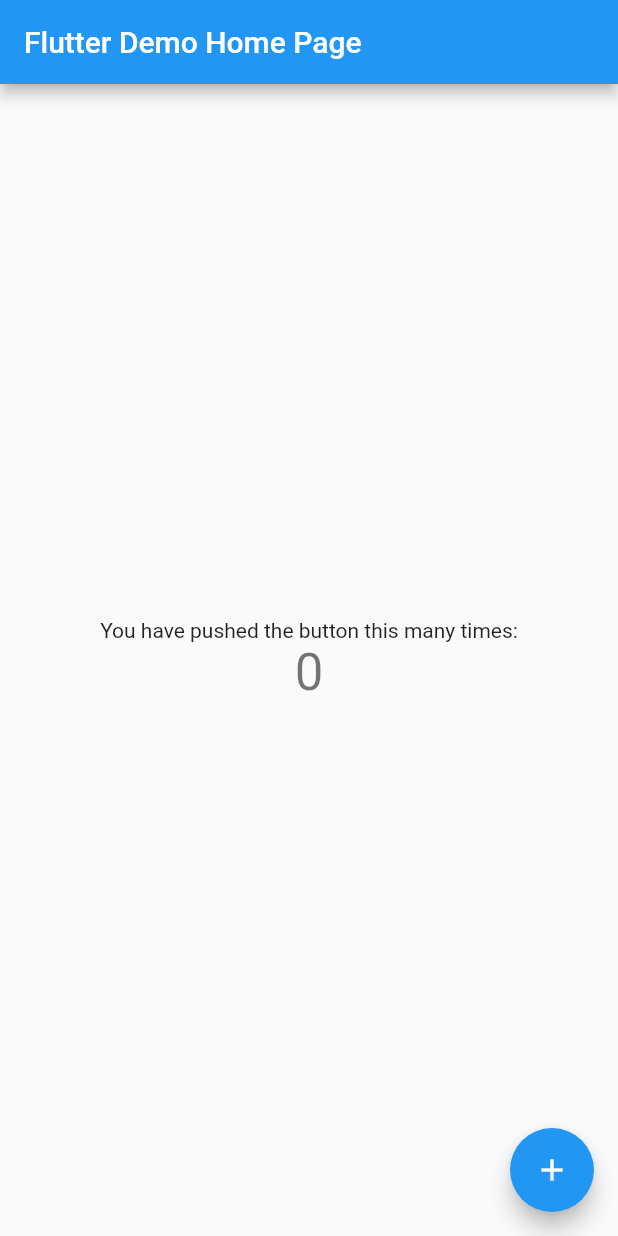
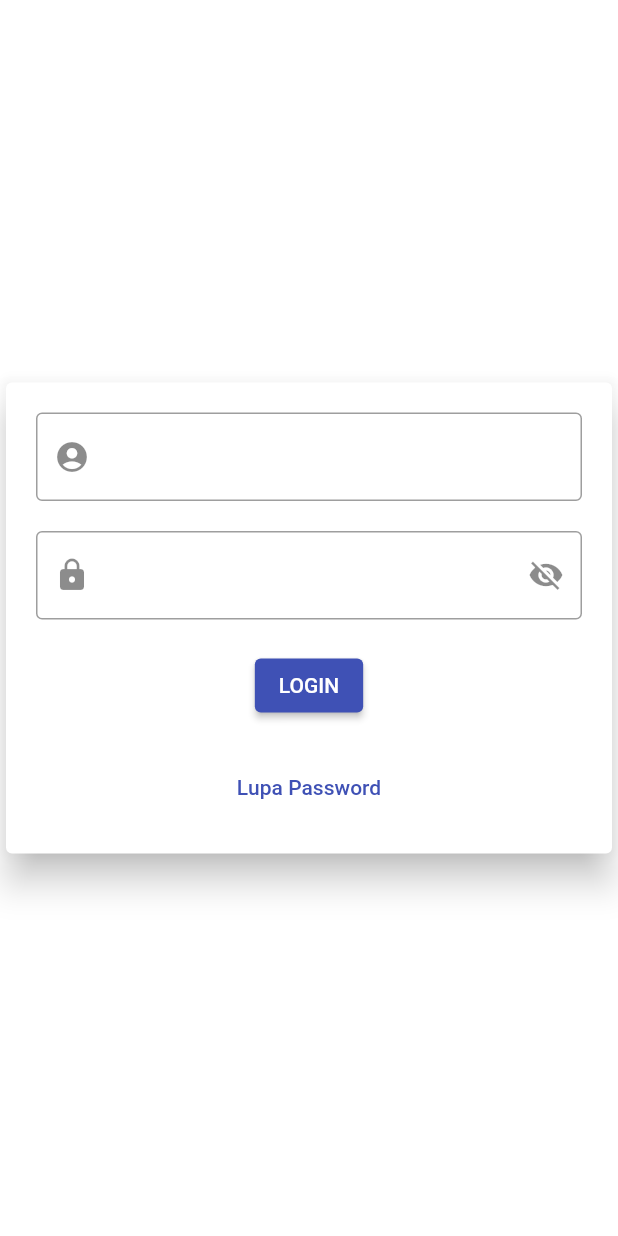
Before and after one commit to terradestroyer/smanirogo, a Flutter app: the screen it shows after launch, on a phone screen of 412 x 824 dp. Run offline on Flutter 3.47's test engine with Material 2 defaults, Android fonts, the phone set to English and light mode, and no system bars.

Commit message:
second commit

```diff
--- /dev/null
+++ b/lib/components/gap.dart
@@ -0,0 +1,12 @@
+import 'package:flutter/material.dart';
+
+class Gap extends StatelessWidget {
+  const Gap({Key? key}) : super(key: key);
+
+  @override
+  Widget build(BuildContext context) {
+    return const SizedBox(
+      height: 20,
+    );
+  }
+}
--- a/lib/main.dart
+++ b/lib/main.dart
@@ -1,4 +1,5 @@
 import 'package:flutter/material.dart';
+import 'package:smanirogo/pages/login.dart';
 
 void main() {
   runApp(const MyApp());
@@ -11,7 +12,7 @@
   @override
   Widget build(BuildContext context) {
     return MaterialApp(
-      title: 'Flutter Demo',
+      title: 'SMANIRO GO',
       theme: ThemeData(
         // This is the theme of your application.
         //
@@ -22,94 +23,9 @@
         // or simply save your changes to "hot reload" in a Flutter IDE).
         // Notice that the counter didn't reset back to zero; the application
         // is not restarted.
-        primarySwatch: Colors.blue,
+        primarySwatch: Colors.indigo,
       ),
-      home: const MyHomePage(title: 'Flutter Demo Home Page'),
+      home: const Login(),
     );
   }
 }
-
-class MyHomePage extends StatefulWidget {
-  const MyHomePage({Key? key, required this.title}) : super(key: key);
-
-  // This widget is the home page of your application. It is stateful, meaning
-  // that it has a State object (defined below) that contains fields that affect
-  // how it looks.
-
-  // This class is the configuration for the state. It holds the values (in this
-  // case the title) provided by the parent (in this case the App widget) and
-  // used by the build method of the State. Fields in a Widget subclass are
-  // always marked "final".
-
-  final String title;
-
-  @override
-  State<MyHomePage> createState() => _MyHomePageState();
-}
-
-class _MyHomePageState extends State<MyHomePage> {
-  int _counter = 0;
-
-  void _incrementCounter() {
-    setState(() {
-      // This call to setState tells the Flutter framework that something has
-      // changed in this State, which causes it to rerun the build method below
-      // so that the display can reflect the updated values. If we changed
-      // _counter without calling setState(), then the build method would not be
-      // called again, and so nothing would appear to happen.
-      _counter++;
-    });
-  }
-
-  @override
-  Widget build(BuildContext context) {
-    // This method is rerun every time setState is called, for instance as done
-    // by the _incrementCounter method above.
-    //
-    // The Flutter framework has been optimized to make rerunning build methods
-    // fast, so that you can just rebuild anything that needs updating rather
-    // than having to individually change instances of widgets.
-    return Scaffold(
-      appBar: AppBar(
-        // Here we take the value from the MyHomePage object that was created by
-        // the App.build method, and use it to set our appbar title.
-        title: Text(widget.title),
-      ),
-      body: Center(
-        // Center is a layout widget. It takes a single child and positions it
-        // in the middle of the parent.
-        child: Column(
-          // Column is also a layout widget. It takes a list of children and
-          // arranges them vertically. By default, it sizes itself to fit its
-          // children horizontally, and tries to be as tall as its parent.
-          //
-          // Invoke "debug painting" (press "p" in the console, choose the
-          // "Toggle Debug Paint" action from the Flutter Inspector in Android
-          // Studio, or the "Toggle Debug Paint" command in Visual Studio Code)
-          // to see the wireframe for each widget.
-          //
-          // Column has various properties to control how it sizes itself and
-          // how it positions its children. Here we use mainAxisAlignment to
-          // center the children vertically; the main axis here is the vertical
-          // axis because Columns are vertical (the cross axis would be
-          // horizontal).
-          mainAxisAlignment: MainAxisAlignment.center,
-          children: <Widget>[
-            const Text(
-              'You have pushed the button this many times:',
-            ),
-            Text(
-              '$_counter',
-              style: Theme.of(context).textTheme.headline4,
-            ),
-          ],
-        ),
-      ),
-      floatingActionButton: FloatingActionButton(
-        onPressed: _incrementCounter,
-        tooltip: 'Increment',
-        child: const Icon(Icons.add),
-      ), // This trailing comma makes auto-formatting nicer for build methods.
-    );
-  }
-}
--- /dev/null
+++ b/lib/pages/login.dart
@@ -0,0 +1,80 @@
+import 'package:flutter/material.dart';
+import 'package:smanirogo/components/gap.dart';
+
+class Login extends StatefulWidget {
+  const Login({Key? key}) : super(key: key);
+
+  @override
+  _LoginState createState() => _LoginState();
+}
+
+class _LoginState extends State<Login> {
+  final userCtrl = TextEditingController();
+  final passCtrl = TextEditingController();
+  var _hidePassword = true;
+  @override
+  Widget build(BuildContext context) {
+    return Column(
+      mainAxisAlignment: MainAxisAlignment.center,
+      crossAxisAlignment: CrossAxisAlignment.center,
+      children: [
+        Container(
+          constraints: const BoxConstraints(maxWidth: 600),
+          child: Center(
+            child: Card(
+              elevation: 10,
+              child: Padding(
+                padding: const EdgeInsets.all(20),
+                child: Form(
+                    key: GlobalKey<FormState>(),
+                    child: Column(
+                      children: [
+                        TextFormField(
+                          controller: userCtrl,
+                          decoration: const InputDecoration(
+                              border: OutlineInputBorder(),
+                              prefixIcon: Icon(Icons.account_circle)),
+                        ),
+                        const Gap(),
+                        TextFormField(
+                          controller: passCtrl,
+                          decoration: InputDecoration(
+                              border: const OutlineInputBorder(),
+                              prefixIcon: const Icon(Icons.lock),
+                              suffixIcon: InkWell(
+                                  onTap: () {
+                                    setState(() {
+                                      if (_hidePassword) {
+                                        _hidePassword = false;
+                                      } else {
+                                        _hidePassword = true;
+                                      }
+                                    });
+                                  },
+                                  child: Icon(_hidePassword
+                                      ? Icons.visibility_off
+                                      : Icons.visibility))),
+                          textInputAction: TextInputAction.send,
+                          obscureText: _hidePassword,
+                        ),
+                        const Gap(),
+                        ElevatedButton(
+                            onPressed: () {}, child: const Text("LOGIN")),
+                        const Gap(),
+                        TextButton(
+                            onPressed: () {},
+                            child: Text(
+                              "Lupa Password",
+                              style: TextStyle(
+                                  color: Theme.of(context).colorScheme.primary),
+                            ))
+                      ],
+                    )),
+              ),
+            ),
+          ),
+        ),
+      ],
+    );
+  }
+}
```
Also changed, not shown: lib/utils/define.dart (added), pubspec.lock.
